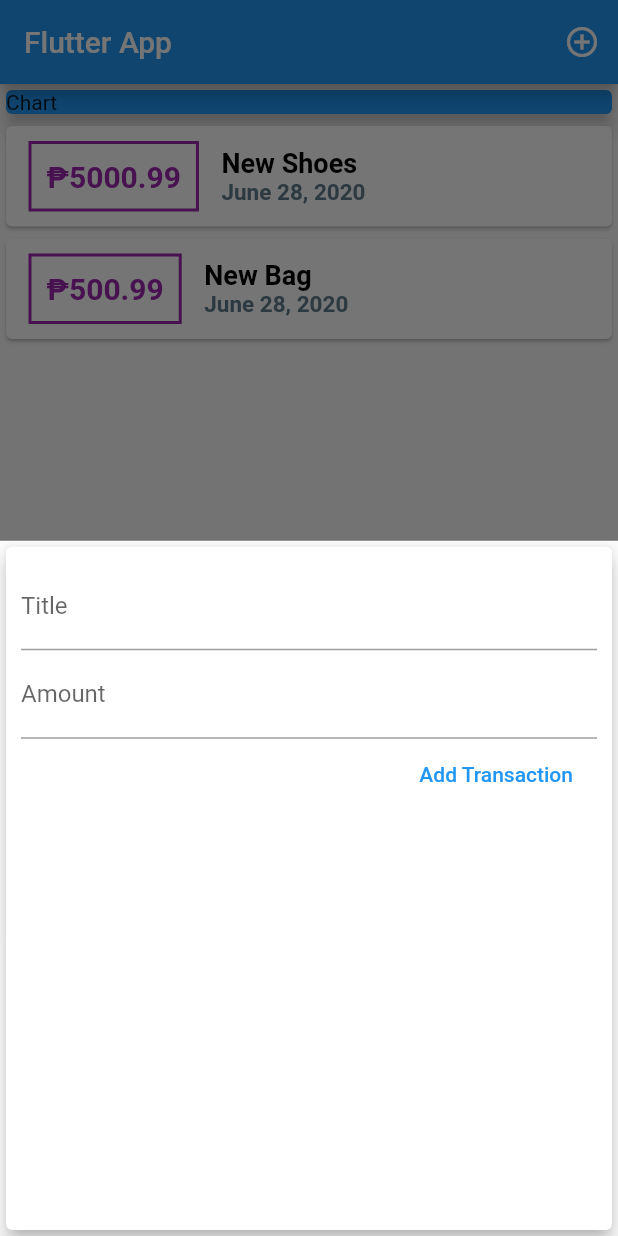
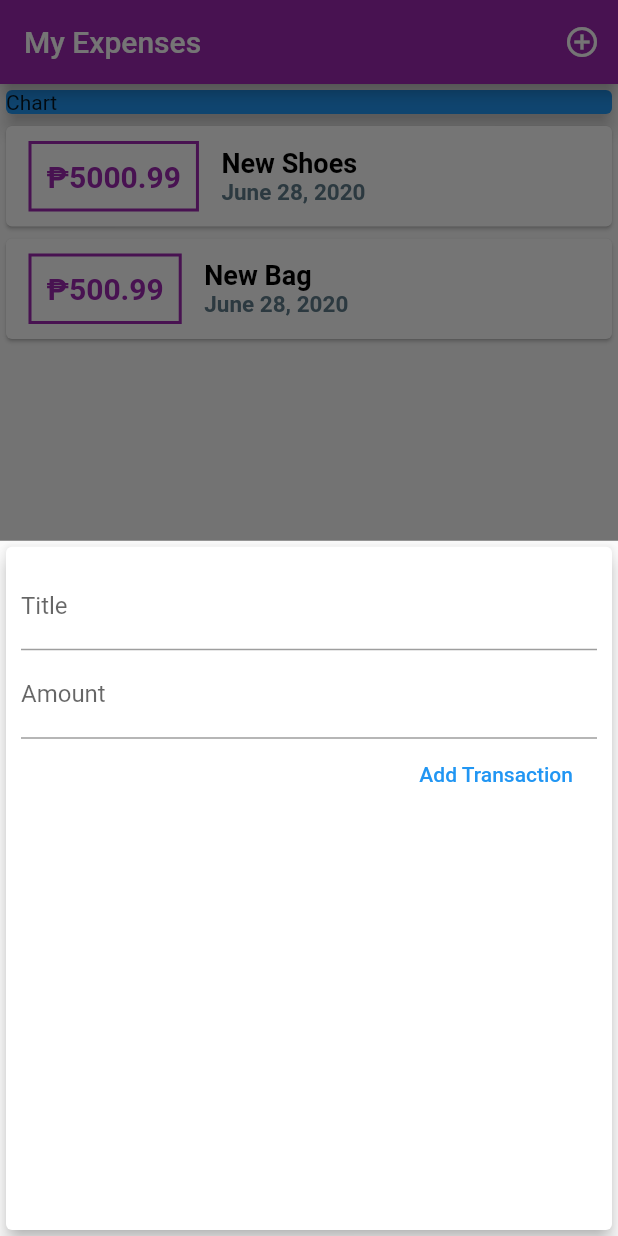
Before and after one commit to Ejcobero/My-expense, a Flutter app: the screen it shows after launch, after a tap on the "add circle outline" icon, on a phone screen of 412 x 824 dp. Run offline on Flutter 3.47's test engine with Material 2 defaults, Android fonts, the phone set to English and light mode, and no system bars.

Commit message:
add theming to the overall app

```diff
--- a/lib/main.dart
+++ b/lib/main.dart
@@ -11,7 +11,11 @@ class MyApp extends StatelessWidget {
   @override
   Widget build(BuildContext context) {
     return MaterialApp(
-      title: 'Flutter App',
+      title: 'My Expenses',
+      theme: ThemeData(
+        primarySwatch: Colors.purple,
+        accentColor: Colors.black,
+      ),
       home: MyHomePage(),
     );
   }
@@ -58,7 +62,11 @@ class _MyHomePageState extends State<MyHomePage> {
     showModalBottomSheet(
       context: ctx,
       builder: (_) {
-        return NewTransaction(_addNewTransaction);
+        return GestureDetector(
+          onTap: () {},
+          child: NewTransaction(_addNewTransaction),
+          behavior: HitTestBehavior.opaque,
+        );
       },
     );
   }
@@ -67,7 +75,7 @@ class _MyHomePageState extends State<MyHomePage> {
   Widget build(BuildContext context) {
     return Scaffold(
       appBar: AppBar(
-        title: Text('Flutter App'),
+        title: Text('My Expenses'),
         actions: <Widget>[
           IconButton(
             icon: Icon(Icons.add_circle_outline),
--- a/lib/widgets/new_transactions.dart
+++ b/lib/widgets/new_transactions.dart
@@ -1,11 +1,18 @@
 import 'package:flutter/material.dart';
 
-class NewTransaction extends StatelessWidget {
-  final titleController = TextEditingController();
-  final amountController = TextEditingController();
+class NewTransaction extends StatefulWidget {
   final Function addTransaction;
 
   NewTransaction(this.addTransaction);
+
+  @override
+  _NewTransactionState createState() => _NewTransactionState();
+}
+
+class _NewTransactionState extends State<NewTransaction> {
+  final titleController = TextEditingController();
+
+  final amountController = TextEditingController();
 
   void submitData() {
     final enteredTitle = titleController.text;
@@ -15,10 +22,12 @@ class NewTransaction extends StatelessWidget {
       return;
     }
 
-    addTransaction(
+    widget.addTransaction(
       enteredTitle,
       enteredAmount
     );
+
+    Navigator.of(context).pop();
   }
 
   @override
--- a/lib/widgets/transaction_list.dart
+++ b/lib/widgets/transaction_list.dart
@@ -24,7 +24,7 @@ class TransactionList extends StatelessWidget {
                   ),
                   decoration: BoxDecoration(
                     border: Border.all(
-                      color: Colors.purple,
+                      color: Theme.of(context).primaryColor,
                       width: 2,
                     ),
                   ),
@@ -34,7 +34,7 @@ class TransactionList extends StatelessWidget {
                     style: TextStyle(
                       fontWeight: FontWeight.bold,
                       fontSize: 20,
-                      color: Colors.purple,
+                      color: Theme.of(context).primaryColor,
                     ),
                   ),
                 ),
```
